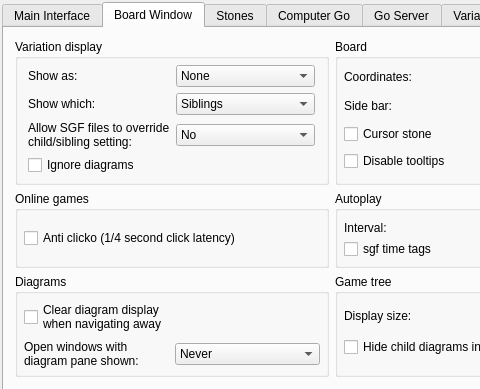
Above: src/preferences_gui.ui from bernds/q5Go before the change; both pictures show x 0 to 480 and y 0 to 389 of the 664 by 776 pixel window. Below: the same form after it.
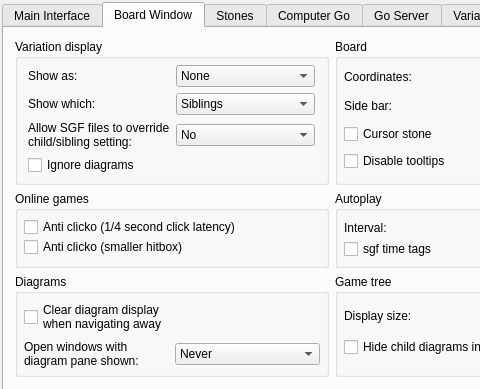
That is the form after the change. The open tabs and pages were chosen to show the change. Icons and pictures are not drawn. Custom widgets are drawn as their Qt base class.

Commit message: Add a new clicko prevention method, using a smaller hitbox for intersections

The edit to the form file:
```diff
--- a/src/preferences_gui.ui
+++ b/src/preferences_gui.ui
@@ -1268,20 +1268,14 @@
            </widget>
           </item>
           <item>
-           <spacer name="verticalSpacer_13">
-            <property name="orientation">
-             <enum>Qt::Vertical</enum>
+           <widget class="QCheckBox" name="hitboxCheckBox">
+            <property name="toolTip">
+             <string>If set, moves are only played when the click is not too close to an edge between positions</string>
             </property>
-            <property name="sizeType">
-             <enum>QSizePolicy::Preferred</enum>
+            <property name="text">
+             <string>Anti clicko (smaller hitbox)</string>
             </property>
-            <property name="sizeHint" stdset="0">
-             <size>
-              <width>20</width>
-              <height>0</height>
-             </size>
-            </property>
-           </spacer>
+           </widget>
           </item>
          </layout>
         </widget>
```
Left out of the diff: 7 changed lines with no effect on the pictures. The commit also changes 6 other files.
